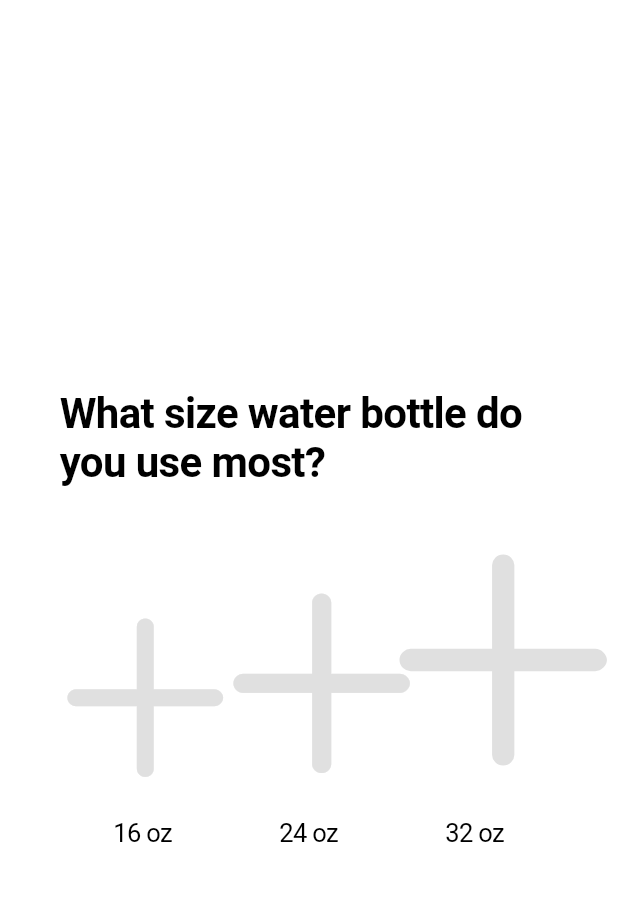
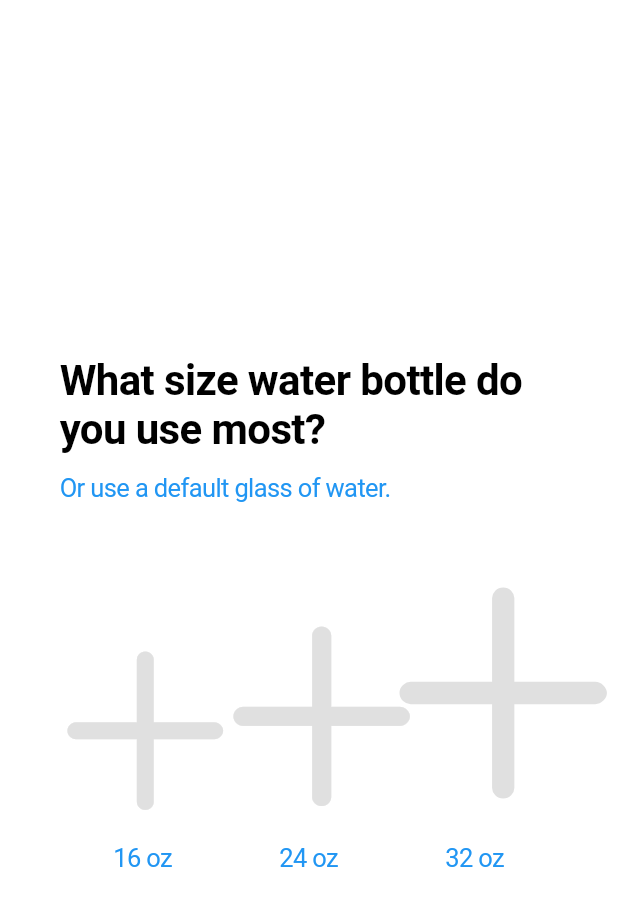
Before and after one commit to philalem/hydration_tracker, a Flutter app: the screen it shows after launch, on a phone screen of 412 x 824 dp. Shown: the top 906 px of the screen. Run offline on Flutter 3.47's test engine with Material 2 defaults, Android fonts, the phone set to English and light mode, and no system bars; our stand-ins replace simple_animations.

Commit message:
added a default option

```diff
--- a/lib/initialQuestions.dart
+++ b/lib/initialQuestions.dart
@@ -17,11 +17,20 @@ class _InitialQuestionsState extends State<InitialQuestions> {
         child: Container(
           padding: EdgeInsets.symmetric(horizontal: 40),
           child: Column(
+            crossAxisAlignment: CrossAxisAlignment.start,
             mainAxisAlignment: MainAxisAlignment.center,
             children: <Widget>[
               Text(
                 'What size water bottle do you use most?',
                 style: TextStyle(fontSize: 28, fontWeight: FontWeight.bold),
+              ),
+              CupertinoButton(
+                onPressed: () => print('water'),
+                padding: EdgeInsets.all(0),
+                child: Text(
+                  'Or use a default glass of water.',
+                  style: TextStyle(color: Colors.blue),
+                ),
               ),
               SizedBox(
                 height: 10,
@@ -30,79 +39,73 @@ class _InitialQuestionsState extends State<InitialQuestions> {
                 crossAxisAlignment: CrossAxisAlignment.end,
                 children: <Widget>[
                   Expanded(
-                    child: Column(
-                      children: <Widget>[
-                        Container(
+                    child: Container(
                       margin: EdgeInsets.all(5),
                       child: CupertinoButton(
                         onPressed: () => _updateBottleSelection(0),
                         padding: EdgeInsets.all(0),
-                            child: Icon(
+                        child: Column(
+                          crossAxisAlignment: CrossAxisAlignment.center,
+                          children: <Widget>[
+                            Icon(
                               CupertinoIcons.add,
                               size: 150,
                               color: bottleSizeSelected[0]
                                   ? Colors.blue
                                   : Colors.grey[300],
                             ),
-                          ),
-                        ),
-                        Row(
-                          mainAxisAlignment: MainAxisAlignment.center,
-                          children: <Widget>[Text('16 oz')],
-                        )
+                            Text('16 oz'),
                           ],
                         ),
                       ),
+                    ),
+                  ),
                   Expanded(
-                    child: Column(
-                      children: <Widget>[
-                        Container(
+                    child: Container(
                       margin: EdgeInsets.all(5),
                       child: CupertinoButton(
                         onPressed: () => _updateBottleSelection(1),
                         padding: EdgeInsets.all(0),
-                            child: Icon(
+                        child: Column(
+                          crossAxisAlignment: CrossAxisAlignment.center,
+                          children: <Widget>[
+                            Icon(
                               CupertinoIcons.add,
                               size: 170,
                               color: bottleSizeSelected[1]
                                   ? Colors.blue
                                   : Colors.grey[300],
                             ),
-                          ),
-                        ),
-                        Row(
-                          mainAxisAlignment: MainAxisAlignment.center,
-                          children: <Widget>[Text('24 oz')],
-                        )
+                            Text('24 oz'),
                           ],
                         ),
                       ),
+                    ),
+                  ),
                   Expanded(
-                    child: Column(
-                      children: <Widget>[
-                        Container(
+                    child: Container(
                       margin: EdgeInsets.all(5),
                       child: CupertinoButton(
                         onPressed: () => _updateBottleSelection(2),
                         padding: EdgeInsets.all(0),
-                            child: Icon(
+                        child: Column(
+                          crossAxisAlignment: CrossAxisAlignment.center,
+                          children: <Widget>[
+                            Icon(
                               CupertinoIcons.add,
                               size: 200,
                               color: bottleSizeSelected[2]
                                   ? Colors.blue
                                   : Colors.grey[300],
                             ),
-                          ),
-                        ),
-                        Row(
-                          mainAxisAlignment: MainAxisAlignment.center,
-                          children: <Widget>[Text('32 oz')],
-                        )
+                            Text('32 oz'),
                           ],
                         ),
                       ),
+                    ),
+                  ),
                 ],
-              )
+              ),
             ],
           ),
         ),
```
Lines whose indentation alone changed are shown as unchanged.
